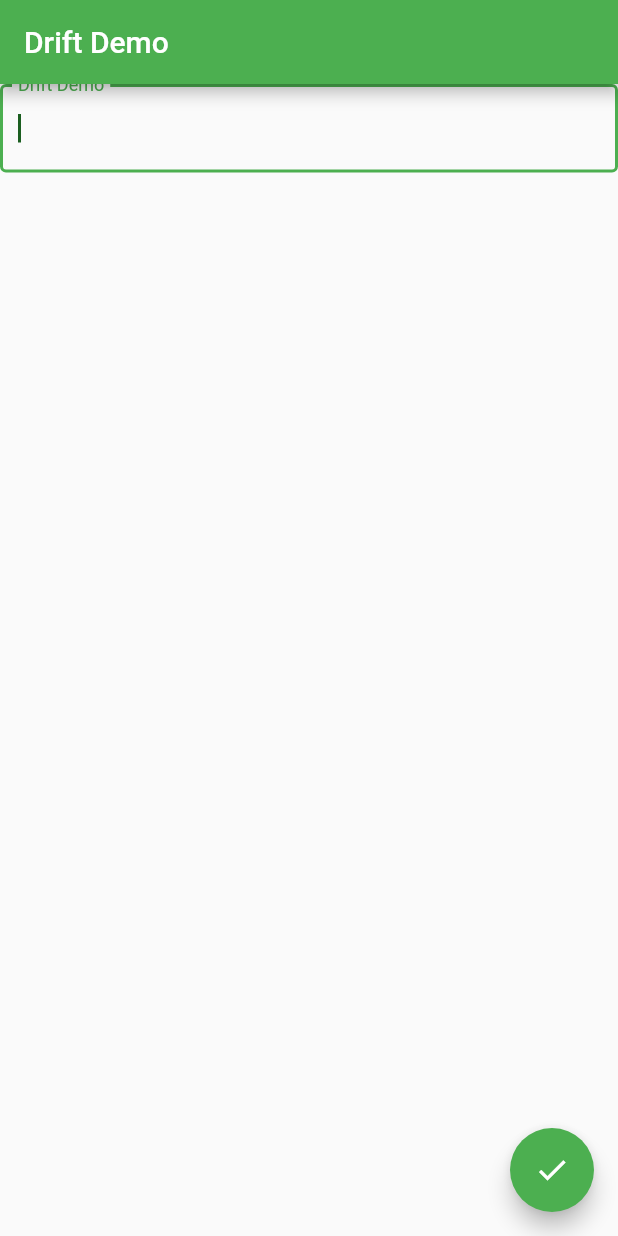
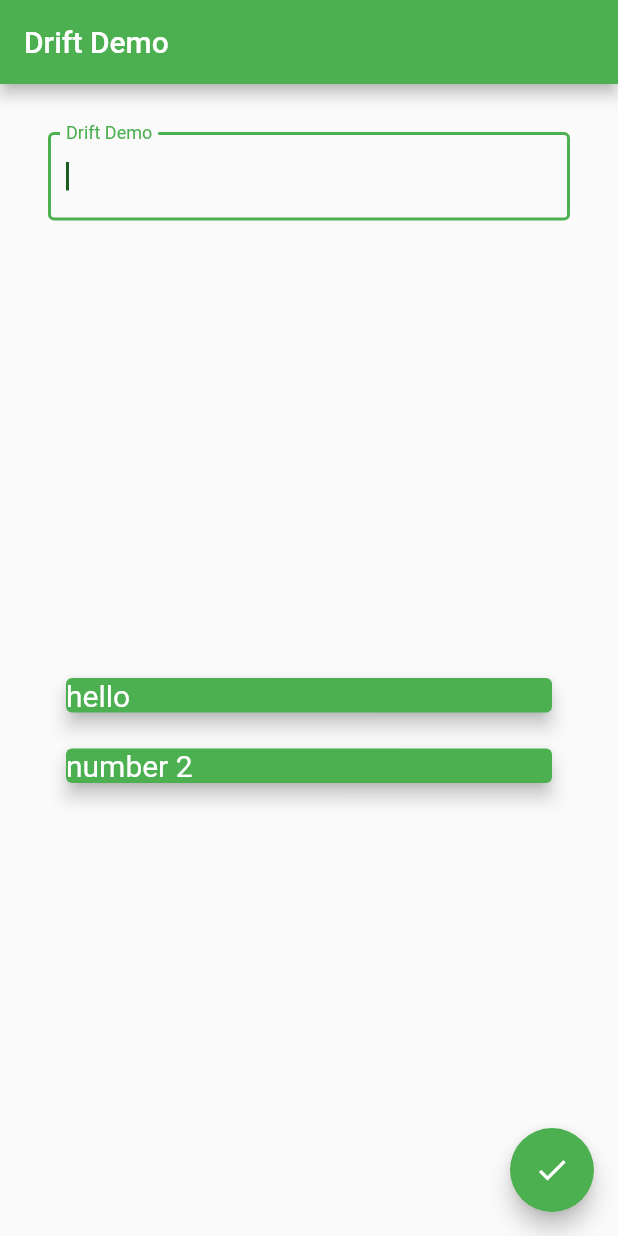
Before and after one commit to valerianaGit/FlutterDriftLocalDataStorageDemo, a Flutter app: the screen it shows after launch, after a tap on the "check" icon, on a phone screen of 412 x 824 dp. Run offline on Flutter 3.47's test engine with Material 2 defaults, Android fonts, the phone set to English and light mode, and no system bars.

Commit message:
wrap body in safe area, working with static text, make it dynamic

```diff
--- a/lib/screens/home_page.dart
+++ b/lib/screens/home_page.dart
@@ -14,14 +14,17 @@ class HomePage extends StatefulWidget {
 class _HomePageState extends State<HomePage> {
   String newContent = ''; // textfield content
   var txtController = TextEditingController();
-  var todoList = <TodoItemCard>[]; // String array, will hold todo list items
+  var todoList = <TodoItemCard>[TodoItemCard(content: 'hello'), TodoItemCard(content: 'number 2 ')]; // String array, will hold todo list items
   @override
   Widget build(BuildContext context) {
     return Scaffold(
       appBar: AppBar(
         title: const Text(kAppTitle),
       ),
-      body: Column(
+      body: SafeArea(
+        child: Padding(
+          padding: const EdgeInsets.all(32.0),
+          child: Column(
             children: [
               // TEXTFIELD to enter todo item
               // TODO: Share Tutorial for wrap around text
@@ -29,7 +32,8 @@ class _HomePageState extends State<HomePage> {
               Expanded(
                 child: TextField(
                   //wrap textfield in Expanded widget + maxlines null == scrollable
-              controller: txtController, // need a controller to clear textfield once we use the save button
+                  controller:
+                      txtController, // need a controller to clear textfield once we use the save button
                   maxLines: null, //wrap text
                   autofocus: true,
                   autocorrect: true,
@@ -59,7 +63,10 @@ class _HomePageState extends State<HomePage> {
 
               // LISTVIEW - vertical scroll, contains todo items
               Expanded(
-            //Use listview.builder to create children lazily , as necessary
+
+                //Use listview.builder to create children lazily , as necessary,
+                // this is why list is not updating
+
                   child: ListView(
                     scrollDirection: Axis.vertical,
                     children: todoList, //TODO: CREATE WIDGET
@@ -67,8 +74,11 @@ children: todoList, //TODO: CREATE WIDGET
                     //IF it were a a project-> extract into its own widget file
                     //TODO: COPY LIST VIEW LETTERS(LETTERS TO SANTA) TO USE CRUD FOR DEMO
                   ),
+
               ),
             ],
+          ),
+        ),
       ),
       // FLOATING ACTION BUTTON IN SCAFFOLD
       //- save text input and update listView
@@ -78,13 +88,13 @@ children: todoList, //TODO: CREATE WIDGET
             // Save TEXTFIELD INPUT into database AND update tableview
 
             // Append value of newContent to list
+            print(newContent);
             todoList.add(TodoItemCard(content: newContent));
-
+            print(todoList);
             // Clear textfield
             txtController.clear();
 
             //from letters to santa -  save button action with -> letter_screen.dart
-
           }),
     );
   }
```
Lines whose indentation alone changed are shown as unchanged.
